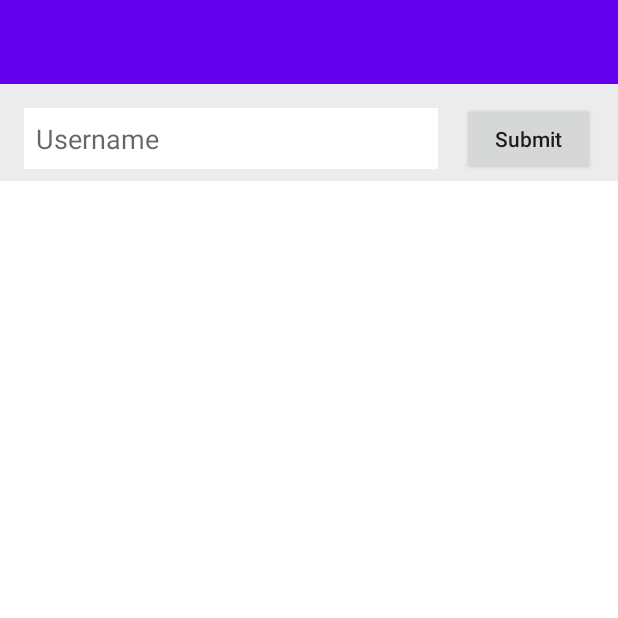
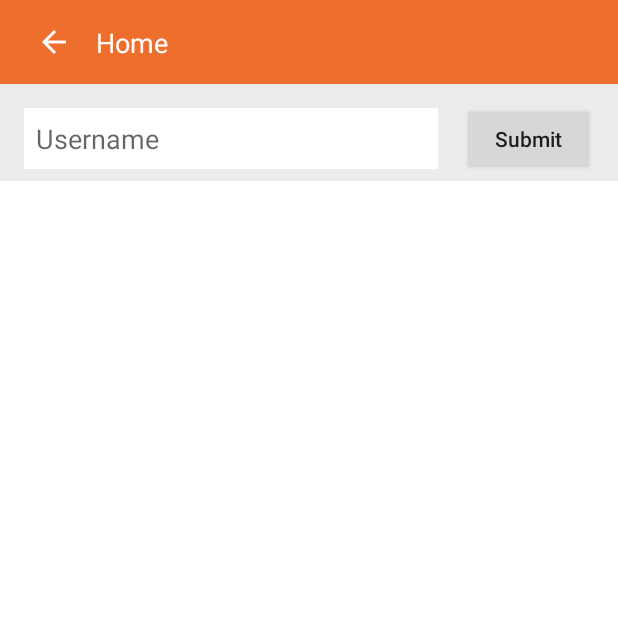
Before and after one commit to Mrtckr008/GithubRepoList, an Android app: the screen it shows after launch (MainActivity), on a phone screen of 412 x 824 dp, the top half of it. Run offline under Robolectric (Android 15) with nearby library versions, the phone set to English and light mode, and no system bars; our stand-ins replace RxJava, data binding, navigation-ui; 1 statement that could not run was skipped.

Commit message:
* Added views on detail page for plus. * Added new feature as "Saved Repos"

```diff
--- a/app/src/main/java/com/example/githubrepolist/view/HomeFragment.kt
+++ b/app/src/main/java/com/example/githubrepolist/view/HomeFragment.kt
@@ -72,11 +72,12 @@ class HomeFragment : Fragment() {
         })
 
         val mainActivity = activity as MainActivity?
-        mainActivity?.setStarIconVisibility(View.GONE)
+        mainActivity?.setStarIconVisibility(View.INVISIBLE)
+        mainActivity?.setToolbarTitleText("Home")
     }
 
     private fun observableLiveData(){
-        viewModel.usersRepoList.observe(this, Observer{
+        viewModel.usersRepoList.observe(viewLifecycleOwner, Observer{
             UserRepo ->
                 UserRepo?.let {
                     usersRepoAdapter.updateUsersRepoList(UserRepo)
--- a/app/src/main/java/com/example/githubrepolist/view/MainActivity.kt
+++ b/app/src/main/java/com/example/githubrepolist/view/MainActivity.kt
@@ -2,35 +2,53 @@ package com.example.githubrepolist.view
 
 import android.app.Activity
 import android.os.Bundle
-import android.view.View
+import android.widget.Button
 import android.widget.ImageView
+import android.widget.TextView
 import androidx.appcompat.app.AppCompatActivity
 import androidx.appcompat.widget.Toolbar
+import androidx.core.content.ContextCompat
 import androidx.navigation.NavController
 import androidx.navigation.Navigation
 import androidx.navigation.ui.NavigationUI
 import com.example.githubrepolist.R
+import com.example.githubrepolist.adapter.UsersRepoAdapter
 import com.example.githubrepolist.utils.Util
-import kotlinx.android.synthetic.main.activity_main.*
 
 
 class MainActivity : AppCompatActivity() {
-    var imageView:ImageView?=null
+    var favoriteStarIcon:ImageView?=null
+    var toolbarTitle:TextView?=null
+    var toolbarBackButton:ImageView?=null
     private lateinit var navigationController : NavController
+    var savedRepoIDList :HashSet<String>?=null
+
     override fun onCreate(savedInstanceState: Bundle?) {
         super.onCreate(savedInstanceState)
         setContentView(R.layout.activity_main)
         mainActivityContext=this
+
         navigationController = Navigation.findNavController(this, R.id.navigation_fragment)
     //    NavigationUI.setupActionBarWithNavController(this,navigationController)
-        savedRepoIDList= Util().getValueFromLocal(this.getString(R.string.save_star_shared_name))
+
         val mTopToolbar = findViewById<Toolbar>(R.id.toolbar)
+        toolbarTitle = findViewById(R.id.toolbar_title)
+        toolbarBackButton = findViewById(R.id.toolbar_back_button)
+
         setSupportActionBar(mTopToolbar)
         supportActionBar?.setDisplayShowTitleEnabled(false)
+        favoriteStarIcon=findViewById(R.id.toolbar_star_icon)
 
-
-
-        println("mcmcmc saved index is-> ${savedRepoIDList?.size}")
+        favoriteStarIcon?.setOnClickListener {
+            Util().scaleAnimation(favoriteStarIcon!!)
+            Util().saveToLocal(this.getString(R.string.save_star_shared_name),
+                UsersRepoAdapter.userRepoListForHomeFragment?.get(UsersRepoAdapter.selectedPosition)?.id.toString())
+            savedRepoIDList= Util().getValueFromLocal(this.getString(R.string.save_star_shared_name)) as HashSet<String>?
+            setStarTintColor(UsersRepoAdapter.userRepoListForHomeFragment?.get(UsersRepoAdapter.selectedPosition)?.id.toString())
+        }
+        toolbarBackButton?.setOnClickListener {
+            onBackPressed()
+        }
     }
 
     override fun onSupportNavigateUp(): Boolean {
@@ -38,12 +56,33 @@ class MainActivity : AppCompatActivity() {
     }
 
     fun setStarIconVisibility(visibilityStatus:Int){
-        imageView=this.findViewById(R.id.toolbar_star_icon)
-        imageView!!.visibility = visibilityStatus
+        favoriteStarIcon!!.visibility = visibilityStatus
+        toolbarBackButton?.visibility = visibilityStatus
     }
+
+    fun setStarTintColor(repoId:String){
+        savedRepoIDList = Util().getValueFromLocal(this.getString(R.string.save_star_shared_name)) as HashSet<String>?
+        if (Util().containsSubString(savedRepoIDList,repoId)) {
+            favoriteStarIcon?.setColorFilter(
+                ContextCompat.getColor(this, R.color.colorFavoriteStar),
+                android.graphics.PorterDuff.Mode.SRC_IN
+            )
+        }
+        else {
+            favoriteStarIcon?.setColorFilter(
+                ContextCompat.getColor(this, R.color.colorStarDefault),
+                android.graphics.PorterDuff.Mode.SRC_IN
+            )
+        }
+    }
+
+    fun setToolbarTitleText(title:String){
+        toolbarTitle?.text=title
+    }
+
+
 
     companion object{
         var mainActivityContext : Activity?=null
-        var savedRepoIDList :MutableSet<String>?=null
     }
 }
--- /dev/null
+++ b/app/src/main/res/anim/fade_in_alpha.xml
@@ -0,0 +1,5 @@
+<?xml version="1.0" encoding="utf-8"?>
+
+<alpha xmlns:android="http://schemas.android.com/apk/res/android"
+    android:interpolator="@android:anim/accelerate_interpolator"
+    android:fromAlpha="0.0" android:toAlpha="1.0" android:duration="600" />
--- /dev/null
+++ b/app/src/main/res/anim/fade_out_alpha.xml
@@ -0,0 +1,5 @@
+<?xml version="1.0" encoding="utf-8"?>
+
+<alpha xmlns:android="http://schemas.android.com/apk/res/android"
+    android:interpolator="@android:anim/accelerate_interpolator"
+    android:fromAlpha="1.0" android:toAlpha="0.0" android:duration="600" />
--- /dev/null
+++ b/app/src/main/res/drawable/ic_arrow_back_black_24dp.xml
@@ -0,0 +1,9 @@
+<vector xmlns:android="http://schemas.android.com/apk/res/android"
+        android:width="24dp"
+        android:height="24dp"
+        android:viewportWidth="24.0"
+        android:viewportHeight="24.0">
+    <path
+        android:fillColor="#FF000000"
+        android:pathData="M20,11H7.83l5.59,-5.59L12,4l-8,8 8,8 1.41,-1.41L7.83,13H20v-2z"/>
+</vector>
--- a/app/src/main/res/layout/activity_main.xml
+++ b/app/src/main/res/layout/activity_main.xml
@@ -39,4 +39,34 @@
         app:layout_constraintStart_toStartOf="parent"
         app:layout_constraintTop_toBottomOf="@+id/toolbar"
         app:navGraph="@navigation/navigation" />
+
+    <TextView
+        android:id="@+id/toolbar_title"
+        android:layout_width="0dp"
+        android:layout_height="wrap_content"
+        android:ellipsize="end"
+        android:maxLines="1"
+        android:text="Home"
+        android:textColor="#FFFFFF"
+        android:textSize="18sp"
+        app:layout_constraintBottom_toBottomOf="@+id/toolbar"
+        app:layout_constraintEnd_toStartOf="@+id/toolbar_star_icon"
+        app:layout_constraintHorizontal_bias="0.0"
+        app:layout_constraintStart_toEndOf="@+id/toolbar_back_button"
+        app:layout_constraintTop_toTopOf="@+id/toolbar" />
+
+    <ImageView
+        android:id="@+id/toolbar_back_button"
+        android:layout_width="wrap_content"
+        android:layout_height="0dp"
+        android:layout_marginStart="8dp"
+        android:alpha="1"
+        android:padding="16dp"
+        android:paddingRight="8dp"
+        android:tint="#FFFFFF"
+        android:visibility="visible"
+        app:layout_constraintBottom_toBottomOf="@+id/toolbar"
+        app:layout_constraintStart_toStartOf="@+id/toolbar"
+        app:layout_constraintTop_toTopOf="parent"
+        app:srcCompat="@drawable/ic_arrow_back_black_24dp" />
 </androidx.constraintlayout.widget.ConstraintLayout>
--- a/app/src/main/res/navigation/navigation.xml
+++ b/app/src/main/res/navigation/navigation.xml
@@ -9,7 +9,10 @@
         android:label="HomeFragment" >
         <action
             android:id="@+id/action_homeFragment_to_repoDetailFragment"
-            app:destination="@id/repoDetailFragment" />
+            app:destination="@id/repoDetailFragment"
+            app:enterAnim="@anim/fade_in_alpha"
+            app:exitAnim="@anim/fade_out_alpha"
+            app:popEnterAnim="@anim/fade_in_alpha" />
     </fragment>
     <fragment
         android:id="@+id/repoDetailFragment"
--- a/app/src/main/res/values/colors.xml
+++ b/app/src/main/res/values/colors.xml
@@ -1,6 +1,8 @@
 <?xml version="1.0" encoding="utf-8"?>
 <resources>
-    <color name="colorPrimary">#6200EE</color>
-    <color name="colorPrimaryDark">#3700B3</color>
-    <color name="colorAccent">#03DAC5</color>
+    <color name="colorPrimary">#EE6F2D</color>
+    <color name="colorPrimaryDark">#EE6F2D</color>
+    <color name="colorAccent">#FF9E80</color>
+    <color name="colorStarDefault">#C5C5C5</color>
+    <color name="colorFavoriteStar">#FFD180</color>
 </resources>
```
Also changed, not shown: app/src/main/java/com/example/githubrepolist/adapter/UsersRepoAdapter.kt (+8 -12 lines), app/src/main/java/com/example/githubrepolist/utils/Util.kt (+35 -14 lines), app/src/main/java/com/example/githubrepolist/view/RepoDetailFragment.kt (+19 -3 lines), app/src/main/res/layout/fragment_repo_detail.xml (+42 -5 lines), app/src/main/res/layout/repo_item_list.xml (+3 -4 lines), app/src/main/res/drawable/github_icon.jpg (added).
